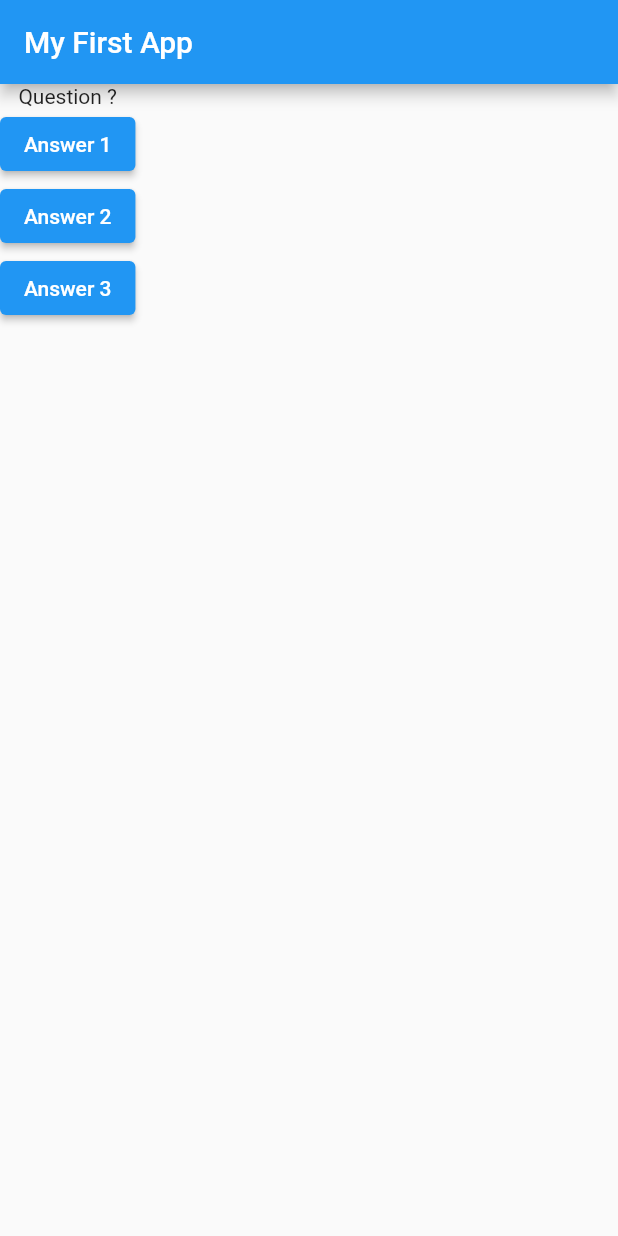
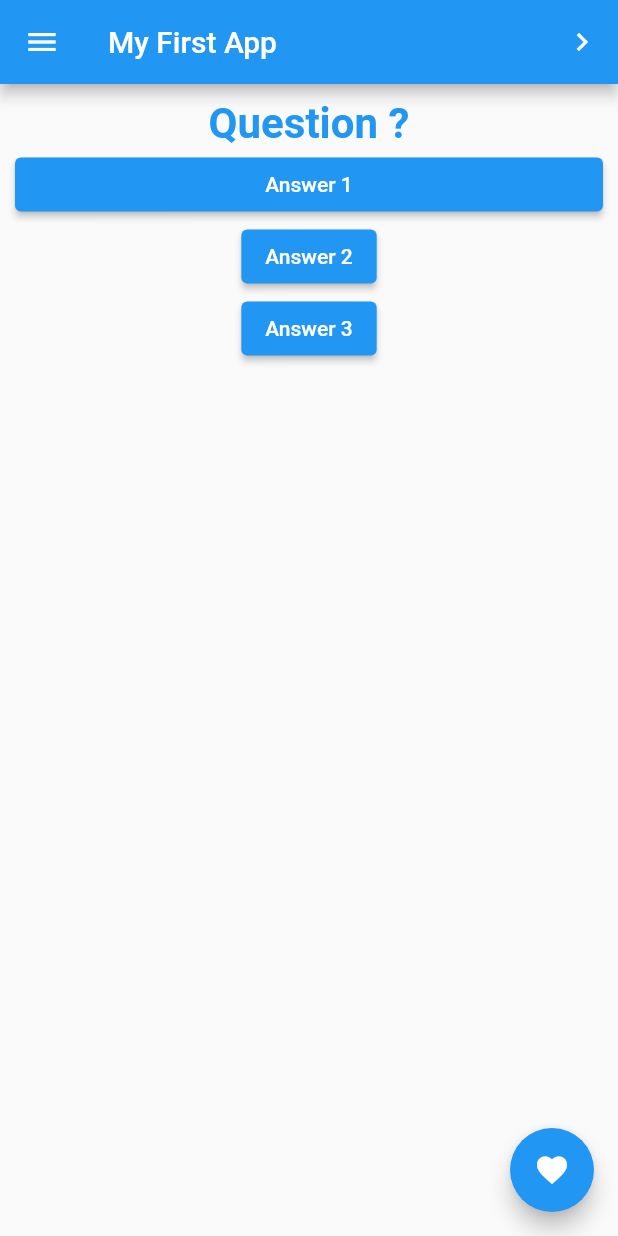
Before and after one commit to wahidh007/-flutterFirstApp, a Flutter app: the screen it shows after launch, on a phone screen of 412 x 824 dp. Run offline on Flutter 3.47's test engine with Material 2 defaults, Android fonts, the phone set to English and light mode, and no system bars.

Commit message:
version2

```diff
--- a/lib/main.dart
+++ b/lib/main.dart
@@ -1,3 +1,4 @@
+import 'package:flutter/cupertino.dart';
 import 'package:flutter/material.dart';
 
 void main() {
@@ -10,18 +11,50 @@ class MyApp extends StatelessWidget {
     // TODO: implement build
     return MaterialApp(
       title: "My First App",
-      home: Scaffold(
+      home: HomePage(),
+      debugShowCheckedModeBanner: false,
+    );
+  }
+}
+
+class HomePage extends StatelessWidget {
+  const HomePage({Key? key}) : super(key: key);
+
+  @override
+  Widget build(BuildContext context) {
+    return Scaffold(
       appBar: AppBar(
         title: Text("My First App"),
+        actions: [
+          IconButton(
+            onPressed: () {
+              print("action button pressed!");
+            },
+            icon: Icon(Icons.navigate_next),
+          )
+        ],
       ),
-        body: Column(
+      body: Container(
+        margin: EdgeInsets.all(10),
+        child: Center(
+          child: Column(
             children: [
-            Text("Question ?"),
-            ElevatedButton(
+              Text(
+                "Question ?",
+                style: TextStyle(
+                  fontWeight: FontWeight.bold,
+                  fontSize: 28,
+                  color: Colors.blue,
+                ),
+              ),
+              SizedBox(
+                width: double.infinity,
+                child: ElevatedButton(
                   onPressed: () {
                     print("answer 1 pressed");
                   },
                   child: Text("Answer 1"),
+                ),
               ),
               ElevatedButton(
                 onPressed: () {
@@ -38,6 +71,14 @@ class MyApp extends StatelessWidget {
             ],
           ),
         ),
+      ),
+      floatingActionButton: FloatingActionButton(
+        onPressed: () {
+          print("Floating button pressed!");
+        },
+        child: Icon(Icons.favorite),
+      ),
+      drawer: Drawer(),
     );
   }
 }
```
Lines whose indentation alone changed are shown as unchanged.
